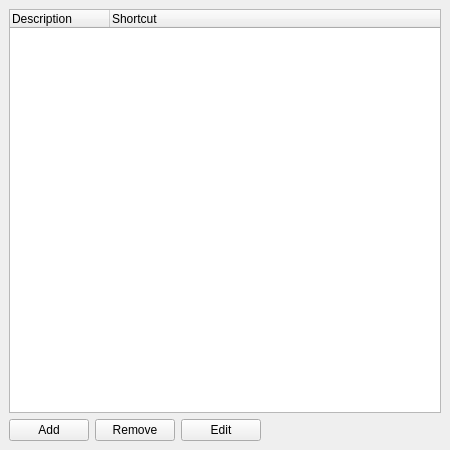
Above: src/options/opt_shortcuts.ui from mblsha/psi before the change. Below: the same form after it.
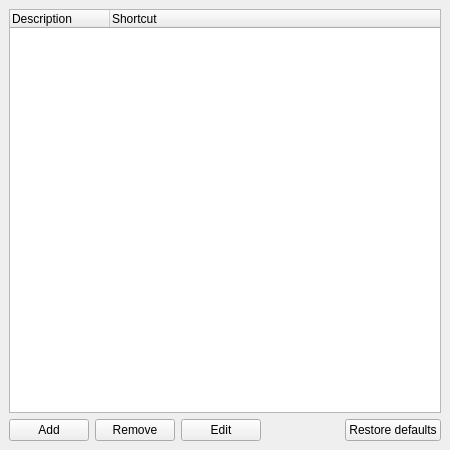
That is the form after the change.

Commit message: FS#762 - Restore defaults button for shortcuts

The edit to the form file:
```diff
--- a/src/options/opt_shortcuts.ui
+++ b/src/options/opt_shortcuts.ui
@@ -96,6 +96,13 @@
        </property>
       </spacer>
      </item>
+     <item>
+      <widget class="QPushButton" name="restoreDefaults" >
+       <property name="text" >
+        <string>Restore defaults</string>
+       </property>
+      </widget>
+     </item>
     </layout>
    </item>
   </layout>
```
The commit also changes 6 other files.
